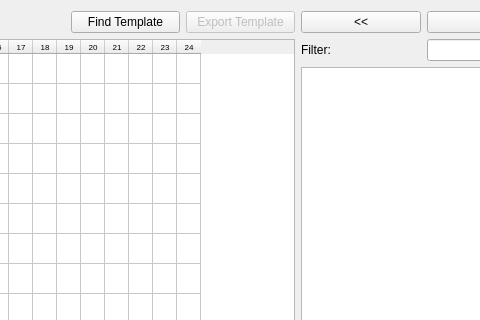
The window that Gui/Tags/taggerplate.ui (Ksilink/PhenoLink) describes before a commit, drawn with Qt 5; both pictures show x 401 to 881 and y 0 to 320 of the 969 by 576 pixel window.
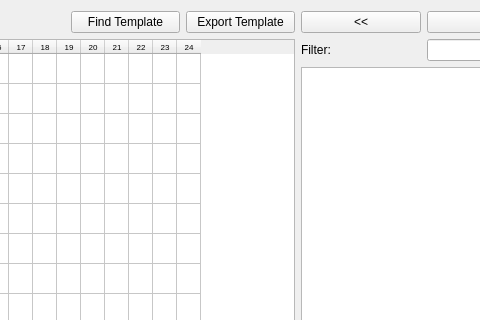
The same window after the commit.

```diff
--- a/Gui/Tags/taggerplate.ui
+++ b/Gui/Tags/taggerplate.ui
@@ -31,7 +31,7 @@
    <item row="0" column="5">
     <widget class="QPushButton" name="pushButton_2">
      <property name="enabled">
-      <bool>false</bool>
+      <bool>true</bool>
      </property>
      <property name="text">
       <string>Export Template</string>
```
